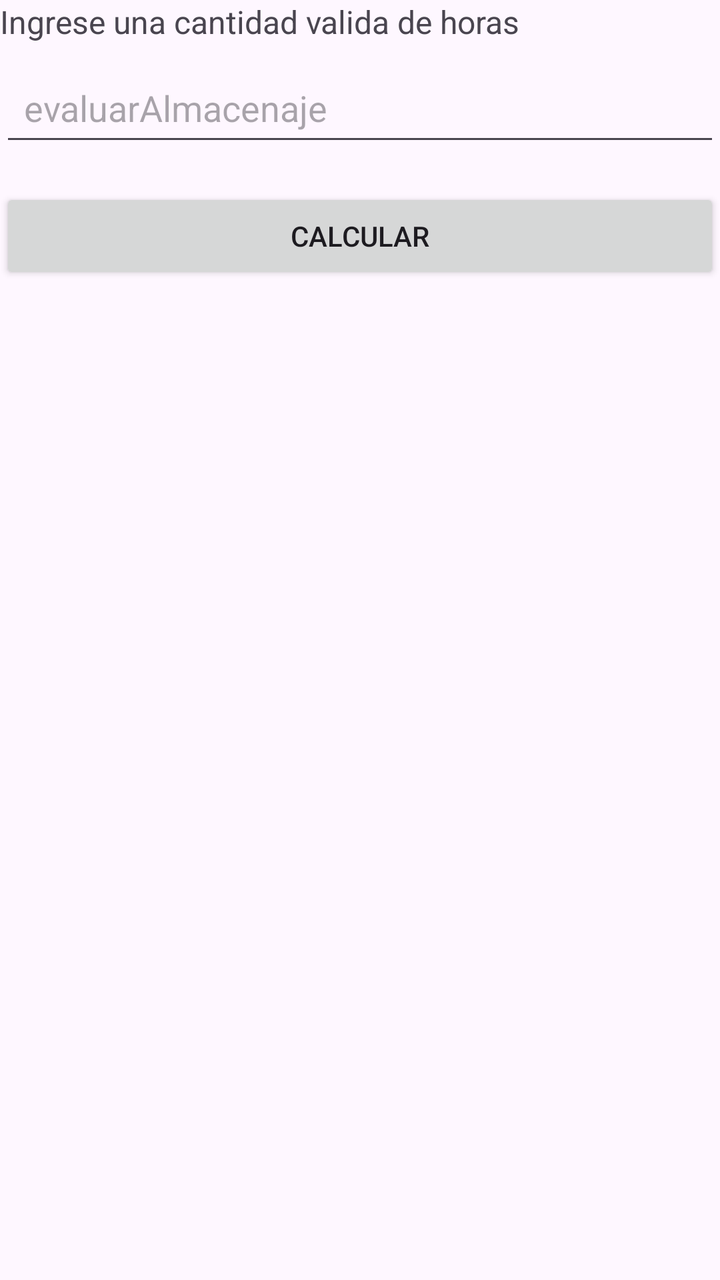
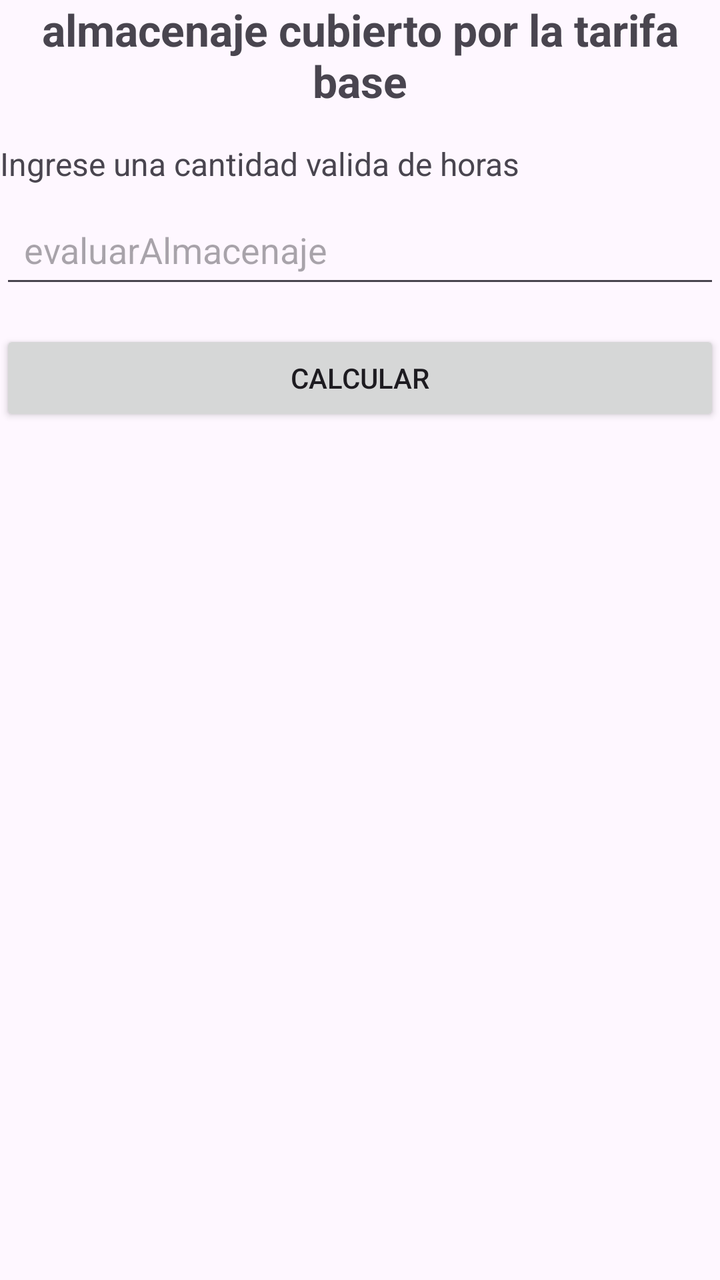

Before-and-after screenshots of an Android layout around one commit, followed by the original layout XML and the change that was made.
<!-- AndroidManifest.xml: application theme Theme.Appgrupo2 -->
<!-- res/layout/activity_pregunta4.xml -->
<?xml version="1.0" encoding="utf-8"?>
<androidx.constraintlayout.widget.ConstraintLayout xmlns:android="http://schemas.android.com/apk/res/android"
    xmlns:app="http://schemas.android.com/apk/res-auto"
    xmlns:tools="http://schemas.android.com/tools"
    android:id="@+id/main"
    android:layout_width="match_parent"
    android:layout_height="match_parent"
    tools:context=".MainActivity">

        android:id="@+id/tvTitulo"
        android:layout_width="0dp"
        android:layout_height="wrap_content"
        android:text="almacenaje cubierto por la tarifa base"
        android:textSize="22sp"
        android:textStyle="bold"
        android:gravity="center"
        app:layout_constraintTop_toTopOf="parent"
        app:layout_constraintStart_toStartOf="parent"
        app:layout_constraintEnd_toEndOf="parent" />

    <TextView
        android:id="@+id/tvDescripcion"
        android:layout_width="0dp"
        android:layout_height="wrap_content"
        android:layout_marginTop="16dp"
        android:text="Ingrese una cantidad valida de horas"
        android:textSize="16sp"
        app:layout_constraintEnd_toEndOf="parent"
        app:layout_constraintStart_toStartOf="parent"
        app:layout_constraintTop_toBottomOf="@id/tvTitulo" />

    <EditText
        android:id="@+id/txtrespuesta"
        android:layout_width="0dp"
        android:layout_height="wrap_content"
        android:layout_marginTop="8dp"
        android:hint="evaluarAlmacenaje"
        android:importantForAutofill="no"
        android:inputType="number"
        android:padding="12dp"
        app:layout_constraintEnd_toEndOf="parent"
        app:layout_constraintStart_toStartOf="parent"
        app:layout_constraintTop_toBottomOf="@id/tvDescripcion" />

    <Button
        android:id="@+id/btnCalcular"
        android:layout_width="0dp"
        android:layout_height="wrap_content"
        android:layout_marginTop="16dp"
        android:text="Calcular"
        app:layout_constraintEnd_toEndOf="parent"
        app:layout_constraintStart_toStartOf="parent"
        app:layout_constraintTop_toBottomOf="@id/txtrespuesta" />

    <TextView
        android:id="@+id/tvResultado"
        android:layout_width="0dp"
        android:layout_height="wrap_content"
        android:layout_marginTop="24dp"
        android:text=""
        android:textSize="17sp"
        app:layout_constraintTop_toBottomOf="@id/btnCalcular"
        app:layout_constraintStart_toStartOf="parent"
        app:layout_constraintEnd_toEndOf="parent" />

</androidx.constraintlayout.widget.ConstraintLayout>
<!-- resources referenced by this layout -->
<resources>
  <style name="Theme.Appgrupo2" parent="Base.Theme.Appgrupo2" />
  <style name="Base.Theme.Appgrupo2" parent="Theme.Material3.DayNight.NoActionBar">
          
          
      </style>
</resources>

<!-- the commit's change to res/layout/activity_pregunta4.xml (unified diff, before → after) -->
@@ -7,6 +7,7 @@
     android:layout_height="match_parent"
     tools:context=".MainActivity">
 
+    <TextView
         android:id="@+id/tvTitulo"
         android:layout_width="0dp"
         android:layout_height="wrap_content"
